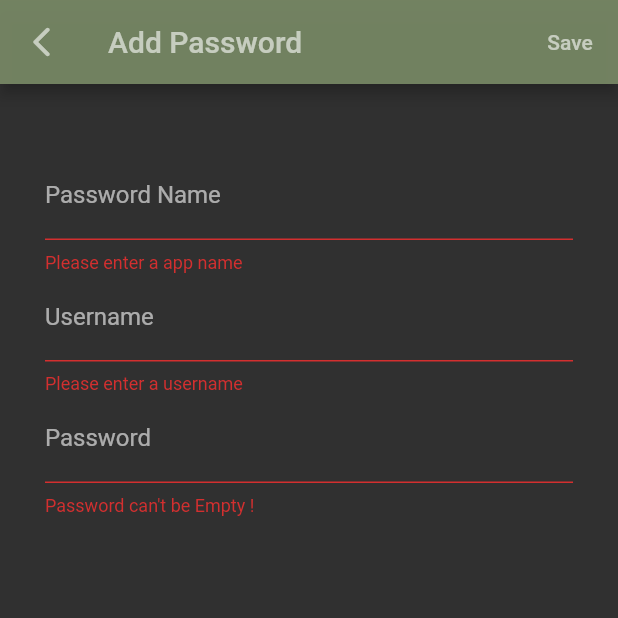
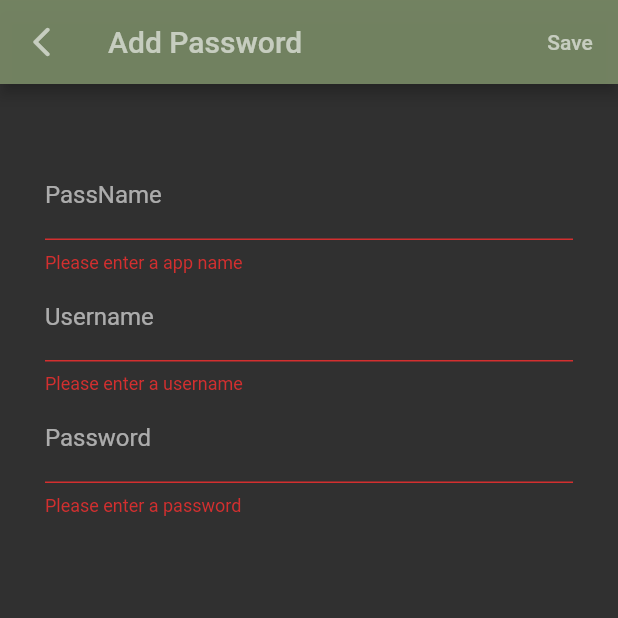
Before and after one commit to yasatubanur/Password-App, a Flutter app: the AddPassword screen opened directly, after a tap on "Save", on a phone screen of 412 x 824 dp, the top half of it. Run offline on Flutter 3.47's test engine with Material 2 defaults, Android fonts, the light colour scheme and no system bars; our stand-ins replace sqflite; accounts and stored records are empty.

Commit message:
Code refactored.

```diff
--- a/lib/data/db_helper.dart
+++ b/lib/data/db_helper.dart
@@ -34,14 +34,12 @@ class DbHelper {
   Future<int> insert(PassInfo passInfo) async {
     Database db = await this.db;
     var result = await db.insert("passwordInfo", passInfo.toMap());
-    print("dbHelper.insert : result : $result");
     return result;
   }
 
   Future<int> delete(int id) async {
     Database db = await this.db;
     var result = await db.rawDelete("delete from passwordInfo where id = $id");
-    print("dbHelper.delete : result : $result");
     return result;
   }
 
--- a/lib/screens/add_password.dart
+++ b/lib/screens/add_password.dart
@@ -3,6 +3,7 @@ import 'package:flutter/rendering.dart';
 import 'package:password_app/constants/constants.dart';
 import 'package:password_app/data/db_helper.dart';
 import 'package:password_app/models/pass_info.dart';
+import 'package:password_app/screens/widgets/text_field_widget.dart';
 
 class AddPassword extends StatefulWidget {
   const AddPassword({Key? key}) : super(key: key);
@@ -13,6 +14,7 @@ class AddPassword extends StatefulWidget {
 
 class _AddPasswordState extends State<AddPassword> {
   late PassInfo passInfo;
+
   var txtPassName = TextEditingController();
   var txtUsername = TextEditingController();
   var txtPassword = TextEditingController();
@@ -57,9 +59,21 @@ class _AddPasswordState extends State<AddPassword> {
           child: Column(
             children: <Widget>[
               const SizedBox(height: 15),
-              buildPassNameField(),
-              buildUsernameField(),
-              buildPasswordField(),
+              buildTextField(
+                  "PassName",
+                  "Enter a password name",
+                  _validatePassName ? "Please enter a app name" : null,
+                  txtPassName),
+              buildTextField(
+                  "Username",
+                  "Enter a username",
+                  _validateUsername ? "Please enter a username" : null,
+                  txtUsername),
+              buildTextField(
+                  "Password",
+                  "Enter a password",
+                  _validatePassword ? "Please enter a password" : null,
+                  txtPassword),
             ],
           ),
         ),
@@ -67,60 +81,16 @@ class _AddPasswordState extends State<AddPassword> {
     );
   }
 
-  Widget buildPassNameField() {
-    return TextField(
-      decoration: InputDecoration(
-        labelText: "Password Name",
-        hintText: "Enter app name",
-        errorText: _validatePassName ? "Please enter a app name" : null,
-        focusedBorder: UnderlineInputBorder(
-          borderSide: BorderSide(color: appGreen2),
-        ),
-      ),
-      controller: txtPassName,
-    );
-  }
-
-  Widget buildUsernameField() {
-    return TextField(
-      decoration: InputDecoration(
-        labelText: "Username",
-        hintText: "Enter a username",
-        errorText: _validateUsername ? "Please enter a username" : null,
-      ),
-      controller: txtUsername,
-    );
-  }
-
-  Widget buildPasswordField() {
-    return TextField(
-      decoration: InputDecoration(
-        labelText: "Password",
-        hintText: "Enter password",
-        errorText: _validatePassword ? "Password can't be Empty !" : null,
-      ),
-      controller: txtPassword,
-    );
-  }
-
   void addPassword() async {
     setState(() {
-      txtPassName.text.isEmpty
-          ? _validatePassName = true
-          : _validatePassName = false;
-      txtUsername.text.isEmpty
-          ? _validateUsername = true
-          : _validateUsername = false;
-      txtPassword.text.isEmpty
-          ? _validatePassword = true
-          : _validatePassword = false;
+      _validatePassName = txtPassName.text.isEmpty;
+      _validateUsername = txtUsername.text.isEmpty;
+      _validatePassword = txtPassword.text.isEmpty;
     });
-    print(
-        "AddPasword: textName: ${txtPassName.text},username: ${txtUsername.text} ,password: ${txtPassword.text}");
     if (_validatePassName == false &&
         _validateUsername == false &&
         _validatePassword == false) {
-      var result = await dbHelper.insert(
+      var _ = await dbHelper.insert(
           PassInfo(txtPassName.text, txtUsername.text, txtPassword.text));
       Navigator.pop(context, true);
     }
--- a/lib/screens/alert_dialog_widget.dart
+++ b/lib/screens/alert_dialog_widget.dart
@@ -1,5 +1,4 @@
 import 'dart:ui';
-
 import 'package:flutter/material.dart';
 
 class BlurryDialog extends StatelessWidget {
@@ -8,7 +7,7 @@ class BlurryDialog extends StatelessWidget {
   VoidCallback continueCallBack;
 
   BlurryDialog(this.title, this.content, this.continueCallBack);
-  TextStyle textStyle = TextStyle(color: Colors.white60);
+  TextStyle textStyle = const TextStyle(color: Colors.white60);
 
   @override
   Widget build(BuildContext context) {
--- /dev/null
+++ b/lib/screens/widgets/text_field_widget.dart
@@ -0,0 +1,17 @@
+import 'package:flutter/material.dart';
+import 'package:password_app/constants/constants.dart';
+
+Widget buildTextField(String labelText, String hintText, String? errorText,
+    TextEditingController controller) {
+  return TextField(
+    decoration: InputDecoration(
+      labelText: labelText,
+      hintText: hintText,
+      errorText: errorText,
+      focusedBorder: UnderlineInputBorder(
+        borderSide: BorderSide(color: appGreen2),
+      ),
+    ),
+    controller: controller,
+  );
+}
```
Also changed, not shown: lib/screens/edit_password_page.dart (+39 -50 lines), lib/screens/pass_info_list.dart (+24 -25 lines), lib/screens/password_detail.dart (+10 -34 lines).
